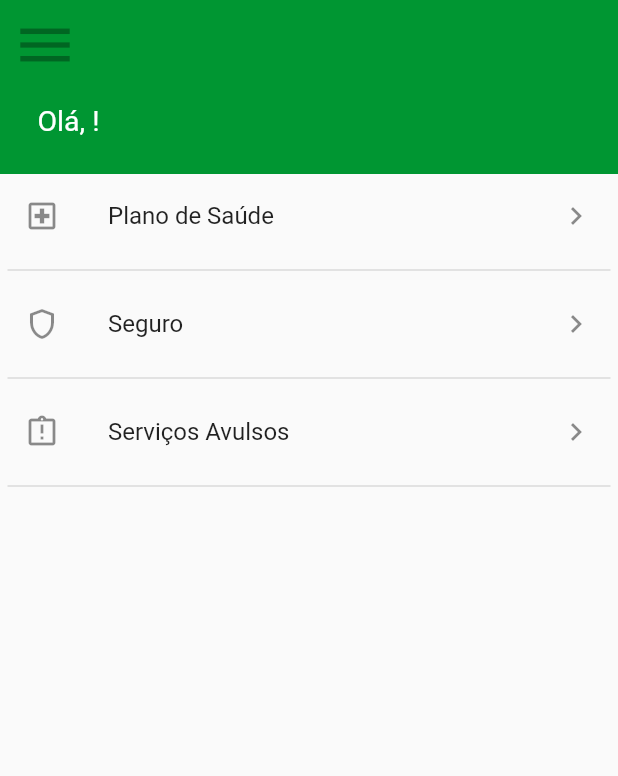
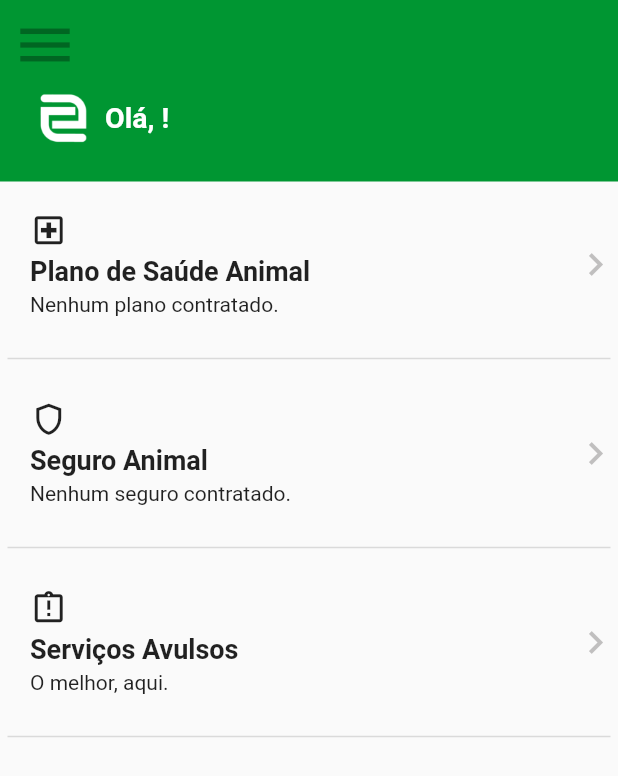
Before and after one commit to gabrielsantos8/enagro_app, a Flutter app: the HomePage screen opened directly with empty values, on a phone screen of 412 x 824 dp. Shown: the top 776 px of the screen. Run offline on Flutter 3.47's test engine with Material 2 defaults, Android fonts, the phone set to English and light mode, and no system bars; our stand-ins replace jwt_decoder, shared_preferences; accounts and stored records are empty.

Commit message:
FEAT: finalizando layout da home_page

```diff
--- a/lib/ui/pages/home_page.dart
+++ b/lib/ui/pages/home_page.dart
@@ -1,5 +1,6 @@
 import 'package:enagro_app/models/user.dart';
 import 'package:enagro_app/ui/widgets/default_drawer_item.dart';
+import 'package:enagro_app/ui/widgets/default_home_item.dart';
 import 'package:enagro_app/ui/widgets/default_outline_button.dart';
 import 'package:flutter/material.dart';
 
@@ -31,8 +32,7 @@ class _HomePageState extends State<HomePage> {
                 },
                 tooltip: MaterialLocalizations.of(context).openAppDrawerTooltip,
               );
-          })),
-        ),
+            }))),
         drawer: Drawer(
           child: Column(
             children: [
@@ -84,7 +84,7 @@ class _HomePageState extends State<HomePage> {
         body: ListView(
           children: [
             Container(
-              height: 60,
+              height: 65,
               decoration: BoxDecoration(color: Theme.of(context).primaryColor),
               child: Column(
                 mainAxisAlignment: MainAxisAlignment.end,
@@ -92,21 +92,40 @@ class _HomePageState extends State<HomePage> {
                 children: [
                   Padding(
                     padding: const EdgeInsets.only(left: 25, bottom: 25),
-                    child: Text(
+                    child: Row(
+                      children: [
+                        Image.asset(
+                          'images/logo_enagro_white.png',
+                          width: 35,
+                        ),
+                        const SizedBox(width: 10),
+                        Text(
                           'Olá, ${widget.user?.name.split(' ')[0]}!',
                           textAlign: TextAlign.start,
-                      style: const TextStyle(color: Colors.white, fontSize: 19),
+                          style: const TextStyle(
+                              color: Colors.white, fontSize: 19, fontWeight: FontWeight.bold),
+                        )
+                      ],
                     ),
                   ),
                 ],
               ),
             ),
-            DefaultDrawerItem(
-                Icons.local_hospital_outlined, 'Plano de Saúde', () {}),
-            DefaultDrawerItem(
-                Icons.shield_outlined, 'Seguro', () {}),
-            DefaultDrawerItem(
-                Icons.assignment_late_outlined, 'Serviços Avulsos', () {}),
+            DefaultHomeItem(
+                iconData: Icons.local_hospital_outlined,
+                title: 'Plano de Saúde Animal',
+                description: 'Nenhum plano contratado.',
+                onTap: () {}),
+            DefaultHomeItem(
+                iconData: Icons.shield_outlined,
+                title: 'Seguro Animal',
+                description: 'Nenhum seguro contratado.',
+                onTap: () {}),
+            DefaultHomeItem(
+                iconData: Icons.assignment_late_outlined,
+                title: 'Serviços Avulsos',
+                description: 'O melhor, aqui.',
+                onTap: () {}),
           ],
         ));
   }
--- a/lib/ui/pages/splash_screen.dart
+++ b/lib/ui/pages/splash_screen.dart
@@ -36,7 +36,7 @@ class _SplashScreenState extends State<SplashScreen> {
   void navigateToEntryPage() {
     Navigator.pushReplacement(
       context,
-      MaterialPageRoute(builder: (context) => EntryPage()),
+      MaterialPageRoute(builder: (context) => const EntryPage()),
     );
   }
 
--- a/lib/ui/primary_theme.dart
+++ b/lib/ui/primary_theme.dart
@@ -7,14 +7,12 @@ ThemeData primaryTheme() {
   const backgroundColor = Color.fromARGB(255, 255, 255, 255);
   const loginColor = Color.fromARGB(255, 255, 255, 255);
 
-  final inputDecoration = InputDecorationTheme(
+  const inputDecoration = InputDecorationTheme(
     enabledBorder: OutlineInputBorder(
-      borderSide: const BorderSide(color: corPrimariaEscura, width: 2),
-      // borderRadius: BorderRadius.circular(20),
+      borderSide: BorderSide(color: corPrimariaEscura, width: 2),
     ),
     focusedBorder: OutlineInputBorder(
-      borderSide: const BorderSide(color: corPrimariaClara, width: 3),
-      // borderRadius: BorderRadius.circular(20),
+      borderSide: BorderSide(color: corPrimariaClara, width: 3),
     ),
   );
 
--- a/lib/ui/widgets/default_card.dart
+++ b/lib/ui/widgets/default_card.dart
@@ -6,7 +6,7 @@ class DefaultCard extends StatelessWidget {
   @override
   Widget build(BuildContext context) {
     return Container(
-      margin: EdgeInsets.symmetric(horizontal: 16),
+      margin: const EdgeInsets.symmetric(horizontal: 16),
       decoration: BoxDecoration(
         color: Colors.white,
         borderRadius: BorderRadius.circular(8),
@@ -15,7 +15,7 @@ class DefaultCard extends StatelessWidget {
         crossAxisAlignment: CrossAxisAlignment.start,
         children: [
           Container(
-            padding: EdgeInsets.all(16),
+            padding: const EdgeInsets.all(16),
             child: const Row(
               children: [
                 Icon(Icons.credit_card, color: Colors.grey),
--- a/lib/ui/widgets/default_home_item.dart
+++ b/lib/ui/widgets/default_home_item.dart
@@ -1,30 +1,64 @@
 import 'package:flutter/material.dart';
 
 class DefaultHomeItem extends StatelessWidget {
-   IconData iconData;
-  String title;
-  VoidCallback onTap;
-  bool div;
+  final IconData iconData;
+  final String title;
+  final String description;
+  final VoidCallback onTap;
+  final bool div;
 
-  DefaultHomeItem(this.iconData, this.title, this.onTap, {this.div = true, super.key});
+  const DefaultHomeItem({
+    this.iconData = Icons.info,
+    this.title = "",
+    required this.onTap,
+    this.description = "",
+    this.div = true,
+    Key? key,
+  }) : super(key: key);
 
   @override
   Widget build(BuildContext context) {
-    return Column(
-      children: [
-        ListTile(
-          leading: Icon(iconData),
-          title: Text(title),
-          onTap: onTap,
-          trailing: const Icon(Icons.chevron_right),
-        ),
-        if(div)
-          const Divider(
+    return InkWell(
+      onTap: onTap,
+      child: Column(
+        crossAxisAlignment: CrossAxisAlignment.start,
+        children: [
+          Row(children: [
+            Padding(
+              padding: const EdgeInsets.all(20.0),
+              child: Column(
+                crossAxisAlignment: CrossAxisAlignment.start,
+                children: [
+                  Icon(iconData, size: 25.0),
+                  const SizedBox(height: 4.0),
+                  Text(
+                    title,
+                    style: const TextStyle(
+                      fontWeight: FontWeight.bold,
+                      fontSize: 18.0,
+                    ),
+                  ),
+                  if (description.isNotEmpty) const SizedBox(height: 4.0),
+                  if (description.isNotEmpty)
+                    Text(
+                      description,
+                      style: const TextStyle(fontSize: 14.0),
+                    ),
+                ],
+              ),
+            ),
+            const Spacer(),
+            const Icon(Icons.chevron_right, size: 30, color: Color.fromARGB(255, 192, 191, 191))
+          ]),
+          if (div)
+            const Divider(
               color: Color.fromARGB(255, 218, 218, 218),
               thickness: 1,
               indent: 5,
-              endIndent: 5),
-      ],
-    );;
+              endIndent: 5,
+            ),
+        ],
+      ),
+    );
   }
 }
--- a/pubspec.yaml
+++ b/pubspec.yaml
@@ -64,6 +64,9 @@ flutter:
   assets:
     - images/banner_entrada.png
     - images/cow_drawer.png
+    - images/logo_enagro.png
+    - images/logo_enagro_dark.png
+    - images/logo_enagro_white.png
 
   # An image asset can refer to one or more resolution-specific "variants", see
   # https://flutter.dev/assets-and-images/#resolution-aware
```
Also changed, not shown: images/logo_enagro.png (added), images/logo_enagro_dark.png (added), images/logo_enagro_white.png (added). Lines whose indentation alone changed are shown as unchanged.
